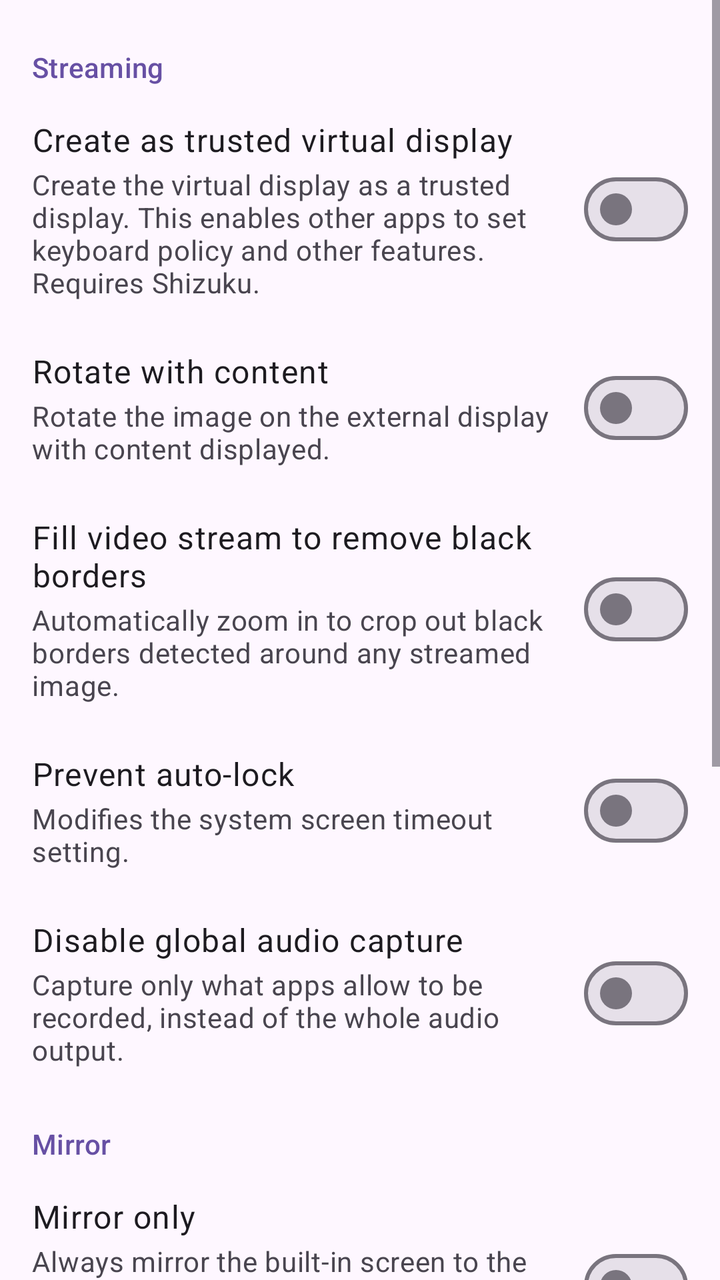
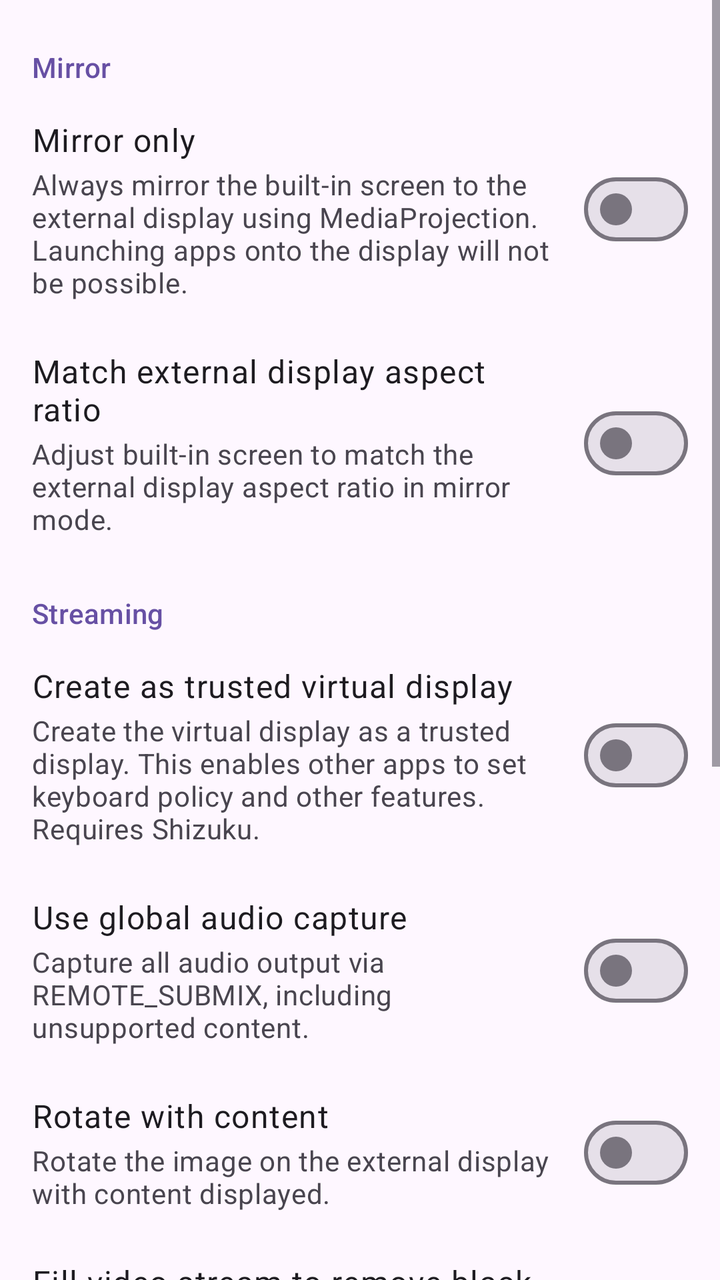

Two renders of the same Android screen: before a commit and after it. Below are the layout's source before the change and the commit's diff.
<!-- AndroidManifest.xml: application theme AppTheme -->
<!-- res/layout/fragment_settings.xml -->
<?xml version="1.0" encoding="utf-8"?>
<ScrollView xmlns:android="http://schemas.android.com/apk/res/android"
    xmlns:app="http://schemas.android.com/apk/res-auto"
    android:layout_width="match_parent"
    android:layout_height="match_parent">

    <LinearLayout
        android:layout_width="match_parent"
        android:layout_height="wrap_content"
        android:orientation="vertical"
        android:paddingTop="8dp">

        
        <TextView
            android:layout_width="wrap_content"
            android:layout_height="wrap_content"
            android:paddingHorizontal="16dp"
            android:paddingTop="16dp"
            android:paddingBottom="4dp"
            android:text="@string/section_display"
            android:textAppearance="?attr/textAppearanceLabelLarge"
            android:textColor="?colorPrimary" />

        
        <LinearLayout android:layout_width="match_parent" android:layout_height="wrap_content" android:minHeight="56dp" android:orientation="horizontal" android:gravity="center_vertical" android:paddingHorizontal="16dp" android:paddingVertical="12dp">
            <LinearLayout android:layout_width="0dp" android:layout_height="wrap_content" android:layout_weight="1" android:layout_marginEnd="16dp" android:orientation="vertical">
                <TextView android:layout_width="wrap_content" android:layout_height="wrap_content" android:text="@string/trusted_display" android:textAppearance="?attr/textAppearanceBodyLarge" />
                <TextView android:layout_width="wrap_content" android:layout_height="wrap_content" android:layout_marginTop="2dp" android:text="@string/trusted_display_desc" android:textAppearance="?attr/textAppearanceBodyMedium" android:textColor="?colorOnSurfaceVariant" />
            </LinearLayout>
            <com.google.android.material.materialswitch.MaterialSwitch android:id="@+id/trusted_display_checkbox" android:layout_width="wrap_content" android:layout_height="wrap_content" />
        </LinearLayout>

        
        <LinearLayout android:layout_width="match_parent" android:layout_height="wrap_content" android:minHeight="56dp" android:orientation="horizontal" android:gravity="center_vertical" android:paddingHorizontal="16dp" android:paddingVertical="12dp">
            <LinearLayout android:layout_width="0dp" android:layout_height="wrap_content" android:layout_weight="1" android:layout_marginEnd="16dp" android:orientation="vertical">
                <TextView android:layout_width="wrap_content" android:layout_height="wrap_content" android:text="@string/rotate_with_content" android:textAppearance="?attr/textAppearanceBodyLarge" />
                <TextView android:layout_width="wrap_content" android:layout_height="wrap_content" android:layout_marginTop="2dp" android:text="@string/rotate_with_content_desc" android:textAppearance="?attr/textAppearanceBodyMedium" android:textColor="?colorOnSurfaceVariant" />
            </LinearLayout>
            <com.google.android.material.materialswitch.MaterialSwitch android:id="@+id/rotate_with_content_checkbox" android:layout_width="wrap_content" android:layout_height="wrap_content" />
        </LinearLayout>

        
        <LinearLayout android:layout_width="match_parent" android:layout_height="wrap_content" android:minHeight="56dp" android:orientation="horizontal" android:gravity="center_vertical" android:paddingHorizontal="16dp" android:paddingVertical="12dp">
            <LinearLayout android:layout_width="0dp" android:layout_height="wrap_content" android:layout_weight="1" android:layout_marginEnd="16dp" android:orientation="vertical">
                <TextView android:layout_width="wrap_content" android:layout_height="wrap_content" android:text="@string/crop_black_borders" android:textAppearance="?attr/textAppearanceBodyLarge" />
                <TextView android:layout_width="wrap_content" android:layout_height="wrap_content" android:layout_marginTop="2dp" android:text="@string/crop_black_borders_desc" android:textAppearance="?attr/textAppearanceBodyMedium" android:textColor="?colorOnSurfaceVariant" />
            </LinearLayout>
            <com.google.android.material.materialswitch.MaterialSwitch android:id="@+id/crop_black_borders_checkbox" android:layout_width="wrap_content" android:layout_height="wrap_content" />
        </LinearLayout>

        
        <LinearLayout android:layout_width="match_parent" android:layout_height="wrap_content" android:minHeight="56dp" android:orientation="horizontal" android:gravity="center_vertical" android:paddingHorizontal="16dp" android:paddingVertical="12dp">
            <LinearLayout android:layout_width="0dp" android:layout_height="wrap_content" android:layout_weight="1" android:layout_marginEnd="16dp" android:orientation="vertical">
                <TextView android:layout_width="wrap_content" android:layout_height="wrap_content" android:text="@string/prevent_auto_lock" android:textAppearance="?attr/textAppearanceBodyLarge" />
                <TextView android:layout_width="wrap_content" android:layout_height="wrap_content" android:layout_marginTop="2dp" android:text="@string/prevent_auto_lock_desc" android:textAppearance="?attr/textAppearanceBodyMedium" android:textColor="?colorOnSurfaceVariant" />
            </LinearLayout>
            <com.google.android.material.materialswitch.MaterialSwitch android:id="@+id/prevent_auto_lock_checkbox" android:layout_width="wrap_content" android:layout_height="wrap_content" />
        </LinearLayout>

        
        <LinearLayout android:layout_width="match_parent" android:layout_height="wrap_content" android:minHeight="56dp" android:orientation="horizontal" android:gravity="center_vertical" android:paddingHorizontal="16dp" android:paddingVertical="12dp">
            <LinearLayout android:layout_width="0dp" android:layout_height="wrap_content" android:layout_weight="1" android:layout_marginEnd="16dp" android:orientation="vertical">
                <TextView android:layout_width="wrap_content" android:layout_height="wrap_content" android:text="@string/disable_remote_submix" android:textAppearance="?attr/textAppearanceBodyLarge" />
                <TextView android:layout_width="wrap_content" android:layout_height="wrap_content" android:layout_marginTop="2dp" android:text="@string/disable_remote_submix_desc" android:textAppearance="?attr/textAppearanceBodyMedium" android:textColor="?colorOnSurfaceVariant" />
            </LinearLayout>
            <com.google.android.material.materialswitch.MaterialSwitch android:id="@+id/disable_remote_submix_checkbox" android:layout_width="wrap_content" android:layout_height="wrap_content" />
        </LinearLayout>

        
        <TextView
            android:layout_width="wrap_content"
            android:layout_height="wrap_content"
            android:paddingHorizontal="16dp"
            android:paddingTop="16dp"
            android:paddingBottom="4dp"
            android:text="@string/section_mirror"
            android:textAppearance="?attr/textAppearanceLabelLarge"
            android:textColor="?colorPrimary" />

        
        <LinearLayout android:layout_width="match_parent" android:layout_height="wrap_content" android:minHeight="56dp" android:orientation="horizontal" android:gravity="center_vertical" android:paddingHorizontal="16dp" android:paddingVertical="12dp">
            <LinearLayout android:layout_width="0dp" android:layout_height="wrap_content" android:layout_weight="1" android:layout_marginEnd="16dp" android:orientation="vertical">
                <TextView android:layout_width="wrap_content" android:layout_height="wrap_content" android:text="@string/mirror_only" android:textAppearance="?attr/textAppearanceBodyLarge" />
                <TextView android:layout_width="wrap_content" android:layout_height="wrap_content" android:layout_marginTop="2dp" android:text="@string/mirror_only_desc" android:textAppearance="?attr/textAppearanceBodyMedium" android:textColor="?colorOnSurfaceVariant" />
            </LinearLayout>
            <com.google.android.material.materialswitch.MaterialSwitch android:id="@+id/mirror_only_checkbox" android:layout_width="wrap_content" android:layout_height="wrap_content" />
        </LinearLayout>

        
        <LinearLayout android:layout_width="match_parent" android:layout_height="wrap_content" android:minHeight="56dp" android:orientation="horizontal" android:gravity="center_vertical" android:paddingHorizontal="16dp" android:paddingVertical="12dp">
            <LinearLayout android:layout_width="0dp" android:layout_height="wrap_content" android:layout_weight="1" android:layout_marginEnd="16dp" android:orientation="vertical">
                <TextView android:layout_width="wrap_content" android:layout_height="wrap_content" android:text="@string/auto_match_aspect_ratio" android:textAppearance="?attr/textAppearanceBodyLarge" />
                <TextView android:layout_width="wrap_content" android:layout_height="wrap_content" android:layout_marginTop="2dp" android:text="@string/auto_match_aspect_ratio_desc" android:textAppearance="?attr/textAppearanceBodyMedium" android:textColor="?colorOnSurfaceVariant" />
            </LinearLayout>
            <com.google.android.material.materialswitch.MaterialSwitch android:id="@+id/auto_match_aspect_ratio_checkbox" android:layout_width="wrap_content" android:layout_height="wrap_content" />
        </LinearLayout>

        <com.google.android.material.button.MaterialButton
            android:id="@+id/manage_system_display_settings_btn"
            android:layout_width="match_parent"
            android:layout_height="wrap_content"
            android:layout_marginHorizontal="16dp"
            android:layout_marginTop="8dp"
            android:text="@string/manage_system_display_settings" />

        
        <com.google.android.material.card.MaterialCardView
            android:id="@+id/about_card"
            style="@style/Widget.Material3.CardView.Outlined"
            android:layout_width="match_parent"
            android:layout_height="wrap_content"
            android:layout_marginHorizontal="16dp"
            android:layout_marginTop="24dp">

            <LinearLayout
                android:layout_width="match_parent"
                android:layout_height="wrap_content"
                android:orientation="vertical"
                android:padding="16dp">

                <TextView
                    android:id="@+id/version_text"
                    android:layout_width="match_parent"
                    android:layout_height="wrap_content"
                    android:textAppearance="?attr/textAppearanceBodyLarge" />

                <TextView
                    android:id="@+id/website_link"
                    android:layout_width="match_parent"
                    android:layout_height="wrap_content"
                    android:layout_marginTop="8dp"
                    android:text="@string/website_label"
                    android:textAppearance="?attr/textAppearanceBodyMedium"
                    android:textColor="?colorPrimary" />
            </LinearLayout>
        </com.google.android.material.card.MaterialCardView>

        <LinearLayout
            android:layout_width="match_parent"
            android:layout_height="wrap_content"
            android:orientation="horizontal"
            android:paddingHorizontal="16dp"
            android:paddingTop="8dp"
            android:paddingBottom="16dp">

            <com.google.android.material.button.MaterialButton
                android:id="@+id/shizuku_btn"
                style="@style/Widget.Material3.Button.TextButton"
                android:layout_width="wrap_content"
                android:layout_height="wrap_content"
                android:text="@string/shizuku_permission_status" />

            <Space
                android:layout_width="0dp"
                android:layout_height="wrap_content"
                android:layout_weight="1" />

            <com.google.android.material.button.MaterialButton
                android:id="@+id/exit_btn"
                style="@style/Widget.Material3.Button.TextButton"
                android:layout_width="wrap_content"
                android:layout_height="wrap_content"
                android:text="@string/exit"
                app:icon="@drawable/ic_exit" />
        </LinearLayout>

    </LinearLayout>

</ScrollView>
<!-- resources referenced by this layout -->
<resources>
  <!-- drawable ic_exit (drawable) -->
  <vector xmlns:android="http://schemas.android.com/apk/res/android"
      android:width="24dp"
      android:height="24dp"
      android:viewportWidth="24"
      android:viewportHeight="24">
      <path
          android:fillColor="@android:color/white"
          android:pathData="M10.09,15.59L11.5,17l5,-5 -5,-5 -1.41,1.41L12.67,11H3v2h9.67l-2.58,2.59zM19,3H5c-1.11,0 -2,0.9 -2,2v4h2V5h14v14H5v-4H3v4c0,1.1 0.89,2 2,2h14c1.1,0 2,-0.9 2,-2V5c0,-1.1 -0.9,-2 -2,-2z"/>
  </vector>
  <string name="auto_match_aspect_ratio">Match external display aspect ratio</string>
  <string name="auto_match_aspect_ratio_desc">Adjust built-in screen to match the external display aspect ratio in mirror mode.</string>
  <string name="crop_black_borders">Fill video stream to remove black borders</string>
  <string name="crop_black_borders_desc">Automatically zoom in to crop out black borders detected around any streamed image.</string>
  <string name="disable_remote_submix">Disable global audio capture</string>
  <string name="disable_remote_submix_desc">Capture only what apps allow to be recorded, instead of the whole audio output.</string>
  <string name="exit">Exit</string>
  <string name="manage_system_display_settings">Manage System Display Settings</string>
  <string name="mirror_only">Mirror only</string>
  <string name="mirror_only_desc">Always mirror the built-in screen to the external display using MediaProjection. Launching apps onto the display will not be possible.</string>
  <string name="prevent_auto_lock">Prevent auto-lock</string>
  <string name="prevent_auto_lock_desc">Modifies the system screen timeout setting.</string>
  <string name="rotate_with_content">Rotate with content</string>
  <string name="rotate_with_content_desc">Rotate the image on the external display with content displayed.</string>
  <string name="section_display">Streaming</string>
  <string name="section_mirror">Mirror</string>
  <string name="shizuku_permission_status">Shizuku</string>
  <string name="trusted_display">Create as trusted virtual display</string>
  <string name="trusted_display_desc">Create the virtual display as a trusted display. This enables other apps to set keyboard policy and other features. Requires Shizuku.</string>
  <string name="website_label">Source: github.com/jqssun/android-display-mirror</string>
  <style name="AppTheme" parent="Theme.Material3.DayNight.NoActionBar">
          <item name="android:statusBarColor">@android:color/transparent</item>
          <item name="android:navigationBarColor">@android:color/transparent</item>
      </style>
</resources>

<!-- the commit's change to res/layout/fragment_settings.xml (unified diff, before → after) -->
@@ -9,62 +9,6 @@
         android:layout_height="wrap_content"
         android:orientation="vertical"
         android:paddingTop="8dp">
-
-        
-        <TextView
-            android:layout_width="wrap_content"
-            android:layout_height="wrap_content"
-            android:paddingHorizontal="16dp"
-            android:paddingTop="16dp"
-            android:paddingBottom="4dp"
-            android:text="@string/section_display"
-            android:textAppearance="?attr/textAppearanceLabelLarge"
-            android:textColor="?colorPrimary" />
-
-        
-        <LinearLayout android:layout_width="match_parent" android:layout_height="wrap_content" android:minHeight="56dp" android:orientation="horizontal" android:gravity="center_vertical" android:paddingHorizontal="16dp" android:paddingVertical="12dp">
-            <LinearLayout android:layout_width="0dp" android:layout_height="wrap_content" android:layout_weight="1" android:layout_marginEnd="16dp" android:orientation="vertical">
-                <TextView android:layout_width="wrap_content" android:layout_height="wrap_content" android:text="@string/trusted_display" android:textAppearance="?attr/textAppearanceBodyLarge" />
-                <TextView android:layout_width="wrap_content" android:layout_height="wrap_content" android:layout_marginTop="2dp" android:text="@string/trusted_display_desc" android:textAppearance="?attr/textAppearanceBodyMedium" android:textColor="?colorOnSurfaceVariant" />
-            </LinearLayout>
-            <com.google.android.material.materialswitch.MaterialSwitch android:id="@+id/trusted_display_checkbox" android:layout_width="wrap_content" android:layout_height="wrap_content" />
-        </LinearLayout>
-
-        
-        <LinearLayout android:layout_width="match_parent" android:layout_height="wrap_content" android:minHeight="56dp" android:orientation="horizontal" android:gravity="center_vertical" android:paddingHorizontal="16dp" android:paddingVertical="12dp">
-            <LinearLayout android:layout_width="0dp" android:layout_height="wrap_content" android:layout_weight="1" android:layout_marginEnd="16dp" android:orientation="vertical">
-                <TextView android:layout_width="wrap_content" android:layout_height="wrap_content" android:text="@string/rotate_with_content" android:textAppearance="?attr/textAppearanceBodyLarge" />
-                <TextView android:layout_width="wrap_content" android:layout_height="wrap_content" android:layout_marginTop="2dp" android:text="@string/rotate_with_content_desc" android:textAppearance="?attr/textAppearanceBodyMedium" android:textColor="?colorOnSurfaceVariant" />
-            </LinearLayout>
-            <com.google.android.material.materialswitch.MaterialSwitch android:id="@+id/rotate_with_content_checkbox" android:layout_width="wrap_content" android:layout_height="wrap_content" />
-        </LinearLayout>
-
-        
-        <LinearLayout android:layout_width="match_parent" android:layout_height="wrap_content" android:minHeight="56dp" android:orientation="horizontal" android:gravity="center_vertical" android:paddingHorizontal="16dp" android:paddingVertical="12dp">
-            <LinearLayout android:layout_width="0dp" android:layout_height="wrap_content" android:layout_weight="1" android:layout_marginEnd="16dp" android:orientation="vertical">
-                <TextView android:layout_width="wrap_content" android:layout_height="wrap_content" android:text="@string/crop_black_borders" android:textAppearance="?attr/textAppearanceBodyLarge" />
-                <TextView android:layout_width="wrap_content" android:layout_height="wrap_content" android:layout_marginTop="2dp" android:text="@string/crop_black_borders_desc" android:textAppearance="?attr/textAppearanceBodyMedium" android:textColor="?colorOnSurfaceVariant" />
-            </LinearLayout>
-            <com.google.android.material.materialswitch.MaterialSwitch android:id="@+id/crop_black_borders_checkbox" android:layout_width="wrap_content" android:layout_height="wrap_content" />
-        </LinearLayout>
-
-        
-        <LinearLayout android:layout_width="match_parent" android:layout_height="wrap_content" android:minHeight="56dp" android:orientation="horizontal" android:gravity="center_vertical" android:paddingHorizontal="16dp" android:paddingVertical="12dp">
-            <LinearLayout android:layout_width="0dp" android:layout_height="wrap_content" android:layout_weight="1" android:layout_marginEnd="16dp" android:orientation="vertical">
-                <TextView android:layout_width="wrap_content" android:layout_height="wrap_content" android:text="@string/prevent_auto_lock" android:textAppearance="?attr/textAppearanceBodyLarge" />
-                <TextView android:layout_width="wrap_content" android:layout_height="wrap_content" android:layout_marginTop="2dp" android:text="@string/prevent_auto_lock_desc" android:textAppearance="?attr/textAppearanceBodyMedium" android:textColor="?colorOnSurfaceVariant" />
-            </LinearLayout>
-            <com.google.android.material.materialswitch.MaterialSwitch android:id="@+id/prevent_auto_lock_checkbox" android:layout_width="wrap_content" android:layout_height="wrap_content" />
-        </LinearLayout>
-
-        
-        <LinearLayout android:layout_width="match_parent" android:layout_height="wrap_content" android:minHeight="56dp" android:orientation="horizontal" android:gravity="center_vertical" android:paddingHorizontal="16dp" android:paddingVertical="12dp">
-            <LinearLayout android:layout_width="0dp" android:layout_height="wrap_content" android:layout_weight="1" android:layout_marginEnd="16dp" android:orientation="vertical">
-                <TextView android:layout_width="wrap_content" android:layout_height="wrap_content" android:text="@string/disable_remote_submix" android:textAppearance="?attr/textAppearanceBodyLarge" />
-                <TextView android:layout_width="wrap_content" android:layout_height="wrap_content" android:layout_marginTop="2dp" android:text="@string/disable_remote_submix_desc" android:textAppearance="?attr/textAppearanceBodyMedium" android:textColor="?colorOnSurfaceVariant" />
-            </LinearLayout>
-            <com.google.android.material.materialswitch.MaterialSwitch android:id="@+id/disable_remote_submix_checkbox" android:layout_width="wrap_content" android:layout_height="wrap_content" />
-        </LinearLayout>
 
         
         <TextView
@@ -93,6 +37,62 @@
                 <TextView android:layout_width="wrap_content" android:layout_height="wrap_content" android:layout_marginTop="2dp" android:text="@string/auto_match_aspect_ratio_desc" android:textAppearance="?attr/textAppearanceBodyMedium" android:textColor="?colorOnSurfaceVariant" />
             </LinearLayout>
             <com.google.android.material.materialswitch.MaterialSwitch android:id="@+id/auto_match_aspect_ratio_checkbox" android:layout_width="wrap_content" android:layout_height="wrap_content" />
+        </LinearLayout>
+
+        
+        <TextView
+            android:layout_width="wrap_content"
+            android:layout_height="wrap_content"
+            android:paddingHorizontal="16dp"
+            android:paddingTop="16dp"
+            android:paddingBottom="4dp"
+            android:text="@string/section_display"
+            android:textAppearance="?attr/textAppearanceLabelLarge"
+            android:textColor="?colorPrimary" />
+
+        
+        <LinearLayout android:layout_width="match_parent" android:layout_height="wrap_content" android:minHeight="56dp" android:orientation="horizontal" android:gravity="center_vertical" android:paddingHorizontal="16dp" android:paddingVertical="12dp">
+            <LinearLayout android:layout_width="0dp" android:layout_height="wrap_content" android:layout_weight="1" android:layout_marginEnd="16dp" android:orientation="vertical">
+                <TextView android:layout_width="wrap_content" android:layout_height="wrap_content" android:text="@string/trusted_display" android:textAppearance="?attr/textAppearanceBodyLarge" />
+                <TextView android:layout_width="wrap_content" android:layout_height="wrap_content" android:layout_marginTop="2dp" android:text="@string/trusted_display_desc" android:textAppearance="?attr/textAppearanceBodyMedium" android:textColor="?colorOnSurfaceVariant" />
+            </LinearLayout>
+            <com.google.android.material.materialswitch.MaterialSwitch android:id="@+id/trusted_display_checkbox" android:layout_width="wrap_content" android:layout_height="wrap_content" />
+        </LinearLayout>
+
+        
+        <LinearLayout android:layout_width="match_parent" android:layout_height="wrap_content" android:minHeight="56dp" android:orientation="horizontal" android:gravity="center_vertical" android:paddingHorizontal="16dp" android:paddingVertical="12dp">
+            <LinearLayout android:layout_width="0dp" android:layout_height="wrap_content" android:layout_weight="1" android:layout_marginEnd="16dp" android:orientation="vertical">
+                <TextView android:layout_width="wrap_content" android:layout_height="wrap_content" android:text="@string/use_global_audio_capture" android:textAppearance="?attr/textAppearanceBodyLarge" />
+                <TextView android:layout_width="wrap_content" android:layout_height="wrap_content" android:layout_marginTop="2dp" android:text="@string/use_global_audio_capture_desc" android:textAppearance="?attr/textAppearanceBodyMedium" android:textColor="?colorOnSurfaceVariant" />
+            </LinearLayout>
+            <com.google.android.material.materialswitch.MaterialSwitch android:id="@+id/use_global_audio_capture_checkbox" android:layout_width="wrap_content" android:layout_height="wrap_content" />
+        </LinearLayout>
+
+        
+        <LinearLayout android:layout_width="match_parent" android:layout_height="wrap_content" android:minHeight="56dp" android:orientation="horizontal" android:gravity="center_vertical" android:paddingHorizontal="16dp" android:paddingVertical="12dp">
+            <LinearLayout android:layout_width="0dp" android:layout_height="wrap_content" android:layout_weight="1" android:layout_marginEnd="16dp" android:orientation="vertical">
+                <TextView android:layout_width="wrap_content" android:layout_height="wrap_content" android:text="@string/rotate_with_content" android:textAppearance="?attr/textAppearanceBodyLarge" />
+                <TextView android:layout_width="wrap_content" android:layout_height="wrap_content" android:layout_marginTop="2dp" android:text="@string/rotate_with_content_desc" android:textAppearance="?attr/textAppearanceBodyMedium" android:textColor="?colorOnSurfaceVariant" />
+            </LinearLayout>
+            <com.google.android.material.materialswitch.MaterialSwitch android:id="@+id/rotate_with_content_checkbox" android:layout_width="wrap_content" android:layout_height="wrap_content" />
+        </LinearLayout>
+
+        
+        <LinearLayout android:layout_width="match_parent" android:layout_height="wrap_content" android:minHeight="56dp" android:orientation="horizontal" android:gravity="center_vertical" android:paddingHorizontal="16dp" android:paddingVertical="12dp">
+            <LinearLayout android:layout_width="0dp" android:layout_height="wrap_content" android:layout_weight="1" android:layout_marginEnd="16dp" android:orientation="vertical">
+                <TextView android:layout_width="wrap_content" android:layout_height="wrap_content" android:text="@string/crop_black_borders" android:textAppearance="?attr/textAppearanceBodyLarge" />
+                <TextView android:layout_width="wrap_content" android:layout_height="wrap_content" android:layout_marginTop="2dp" android:text="@string/crop_black_borders_desc" android:textAppearance="?attr/textAppearanceBodyMedium" android:textColor="?colorOnSurfaceVariant" />
+            </LinearLayout>
+            <com.google.android.material.materialswitch.MaterialSwitch android:id="@+id/crop_black_borders_checkbox" android:layout_width="wrap_content" android:layout_height="wrap_content" />
+        </LinearLayout>
+
+        
+        <LinearLayout android:layout_width="match_parent" android:layout_height="wrap_content" android:minHeight="56dp" android:orientation="horizontal" android:gravity="center_vertical" android:paddingHorizontal="16dp" android:paddingVertical="12dp">
+            <LinearLayout android:layout_width="0dp" android:layout_height="wrap_content" android:layout_weight="1" android:layout_marginEnd="16dp" android:orientation="vertical">
+                <TextView android:layout_width="wrap_content" android:layout_height="wrap_content" android:text="@string/prevent_auto_lock" android:textAppearance="?attr/textAppearanceBodyLarge" />
+                <TextView android:layout_width="wrap_content" android:layout_height="wrap_content" android:layout_marginTop="2dp" android:text="@string/prevent_auto_lock_desc" android:textAppearance="?attr/textAppearanceBodyMedium" android:textColor="?colorOnSurfaceVariant" />
+            </LinearLayout>
+            <com.google.android.material.materialswitch.MaterialSwitch android:id="@+id/prevent_auto_lock_checkbox" android:layout_width="wrap_content" android:layout_height="wrap_content" />
         </LinearLayout>
 
         <com.google.android.material.button.MaterialButton
<!-- resource entries referenced after the edit -->
@@ -14,8 +14,6 @@
   <string name="auto_match_aspect_ratio_desc">Adjust built-in screen to match the external display aspect ratio in mirror mode.</string>
   <string name="crop_black_borders">Fill video stream to remove black borders</string>
   <string name="crop_black_borders_desc">Automatically zoom in to crop out black borders detected around any streamed image.</string>
-  <string name="disable_remote_submix">Disable global audio capture</string>
-  <string name="disable_remote_submix_desc">Capture only what apps allow to be recorded, instead of the whole audio output.</string>
   <string name="exit">Exit</string>
   <string name="manage_system_display_settings">Manage System Display Settings</string>
   <string name="mirror_only">Mirror only</string>
@@ -29,6 +27,8 @@
   <string name="shizuku_permission_status">Shizuku</string>
   <string name="trusted_display">Create as trusted virtual display</string>
   <string name="trusted_display_desc">Create the virtual display as a trusted display. This enables other apps to set keyboard policy and other features. Requires Shizuku.</string>
+  <string name="use_global_audio_capture">Use global audio capture</string>
+  <string name="use_global_audio_capture_desc">Capture all audio output via REMOTE_SUBMIX, including unsupported content.</string>
   <string name="website_label">Source: github.com/jqssun/android-display-mirror</string>
   <style name="AppTheme" parent="Theme.Material3.DayNight.NoActionBar">
           <item name="android:statusBarColor">@android:color/transparent</item>
